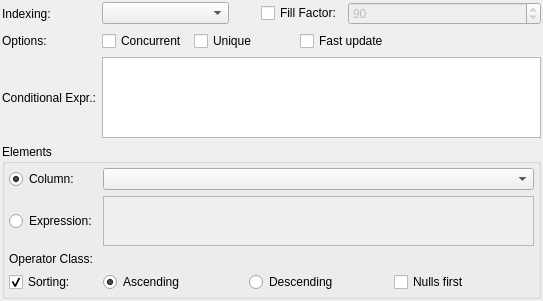
Old version of the form libpgmodeler_ui/ui/indexwidget.ui in the repository pgmodeler/pgmodeler.
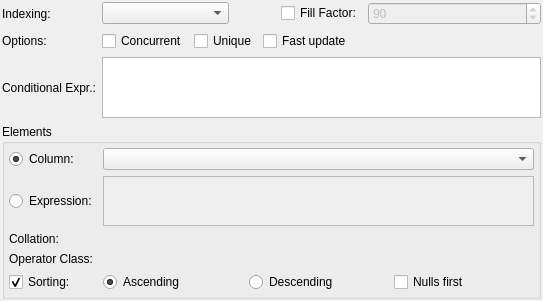
New version of the form.

```diff
--- a/libpgmodeler_ui/ui/indexwidget.ui
+++ b/libpgmodeler_ui/ui/indexwidget.ui
@@ -186,7 +186,7 @@
        </property>
        <property name="minimumSize">
         <size>
-         <width>100</width>
+         <width>0</width>
          <height>0</height>
         </size>
        </property>
@@ -270,7 +270,7 @@
      <property name="maximumSize">
       <size>
        <width>16777215</width>
-       <height>90</height>
+       <height>16777215</height>
       </size>
      </property>
      <property name="frameShadow">
@@ -444,7 +444,7 @@
         </property>
        </widget>
       </item>
-      <item row="2" column="1">
+      <item row="3" column="1">
        <widget class="QLabel" name="op_class_lbl">
         <property name="sizePolicy">
          <sizepolicy hsizetype="Preferred" vsizetype="Preferred">
@@ -469,7 +469,7 @@
         </property>
        </widget>
       </item>
-      <item row="3" column="2">
+      <item row="4" column="2">
        <layout class="QHBoxLayout" name="horizontalLayout">
         <item>
          <widget class="QRadioButton" name="ascending_rb">
@@ -497,7 +497,7 @@
         </item>
        </layout>
       </item>
-      <item row="3" column="1">
+      <item row="4" column="1">
        <widget class="QCheckBox" name="sorting_chk">
         <property name="sizePolicy">
          <sizepolicy hsizetype="Preferred" vsizetype="Fixed">
@@ -513,6 +513,13 @@
         </property>
        </widget>
       </item>
+      <item row="2" column="1">
+       <widget class="QLabel" name="collation_lbl">
+        <property name="text">
+         <string>Collation:</string>
+        </property>
+       </widget>
+      </item>
      </layout>
     </widget>
    </item>
@@ -526,7 +533,7 @@
      </property>
      <property name="sizeHint" stdset="0">
       <size>
-       <width>20</width>
+       <width>40</width>
        <height>20</height>
       </size>
      </property>
```
